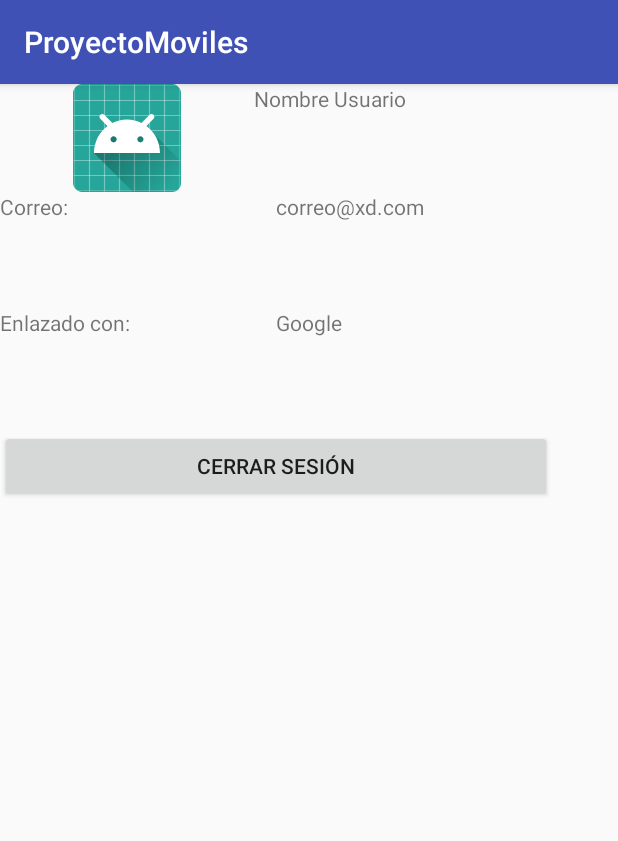
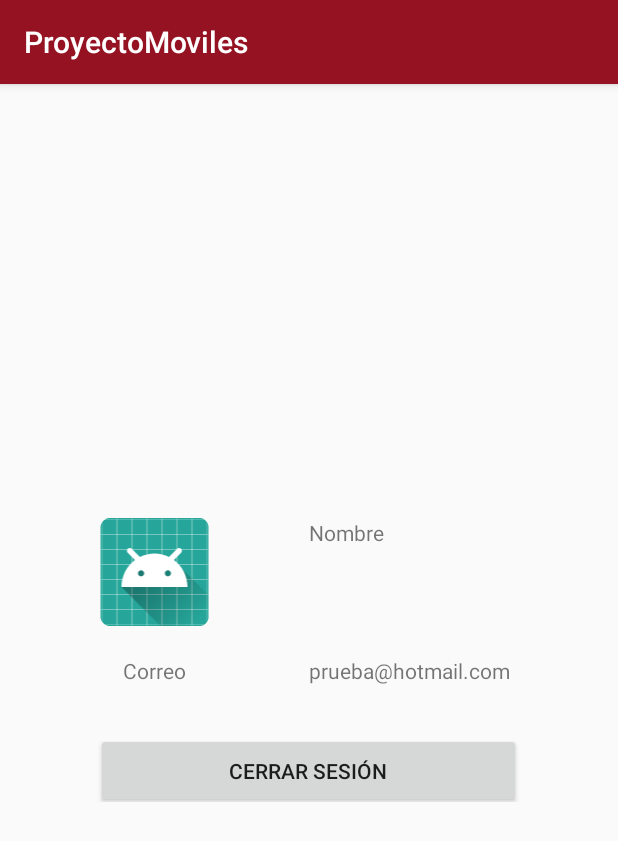
Before and after one commit to HenrybGutierrez/ProyectoMoviles, an Android app: the PerfilActivity screen opened directly, with no data from a screen before it, on a phone screen of 412 x 824 dp. Shown: the top 841 px of the screen. Run offline under Robolectric (Android 15) with nearby library versions, the phone set to English and light mode, and no system bars.

Commit message:
Cambios de hace un mes

```diff
--- a/app/build.gradle
+++ b/app/build.gradle
@@ -27,6 +27,8 @@ dependencies {
     implementation 'com.android.support:design:27.1.1'
     implementation 'com.android.support.constraint:constraint-layout:1.1.0'
     implementation 'com.google.android.gms:play-services-maps:15.0.1'
+    implementation 'com.google.android.gms:play-services-auth:15.0.1'
+    implementation 'com.google.android.gms:play-services-ads:15.0.1'
     testImplementation 'junit:junit:4.12'
     androidTestImplementation 'com.android.support.test:runner:1.0.2'
     androidTestImplementation 'com.android.support.test.espresso:espresso-core:3.0.2'
--- a/app/src/main/java/com/proyecto/univalle/proyectomoviles/PerfilActivity.java
+++ b/app/src/main/java/com/proyecto/univalle/proyectomoviles/PerfilActivity.java
@@ -1,7 +1,9 @@
 package com.proyecto.univalle.proyectomoviles;
 
+import android.content.Intent;
 import android.support.v7.app.AppCompatActivity;
 import android.os.Bundle;
+import android.view.View;
 
 public class PerfilActivity extends AppCompatActivity {
 
@@ -10,4 +12,11 @@ public class PerfilActivity extends AppCompatActivity {
         super.onCreate(savedInstanceState);
         setContentView(R.layout.activity_perfil);
     }
+
+    public void logout(View g){
+
+        Intent intent = new Intent(PerfilActivity.this, SplashActivity.class);
+        intent.addFlags(intent.FLAG_ACTIVITY_CLEAR_TOP | intent.FLAG_ACTIVITY_CLEAR_TASK);
+        startActivity(intent);
+    }
 }
--- a/app/src/main/res/drawable/side_nav_bar.xml
+++ b/app/src/main/res/drawable/side_nav_bar.xml
@@ -2,8 +2,8 @@
     android:shape="rectangle">
     <gradient
         android:angle="135"
-        android:centerColor="#009688"
-        android:endColor="#00695C"
-        android:startColor="#4DB6AC"
+        android:centerColor="@color/colorPrimary"
+        android:endColor="@color/colorPrimaryDark"
+        android:startColor="@color/colorAccent"
         android:type="linear" />
 </shape>
--- a/app/src/main/res/layout/activity_perfil.xml
+++ b/app/src/main/res/layout/activity_perfil.xml
@@ -1,17 +1,23 @@
 <?xml version="1.0" encoding="utf-8"?>
-<android.support.constraint.ConstraintLayout xmlns:android="http://schemas.android.com/apk/res/android"
+<LinearLayout xmlns:android="http://schemas.android.com/apk/res/android"
     xmlns:app="http://schemas.android.com/apk/res-auto"
     xmlns:tools="http://schemas.android.com/tools"
     android:layout_width="match_parent"
     android:layout_height="match_parent"
-    tools:context=".PerfilActivity">
+    tools:context=".PerfilActivity"
+    android:orientation="vertical">
+
+    <ScrollView
+        android:layout_width="match_parent"
+        android:layout_height="match_parent"
+        android:fillViewport="true"
+        android:scrollbars="vertical">
 
         <LinearLayout
-        android:layout_width="368dp"
-        android:layout_height="495dp"
-        android:orientation="vertical"
-        tools:layout_editor_absoluteX="8dp"
-        tools:layout_editor_absoluteY="8dp">
+            android:layout_width="match_parent"
+            android:layout_height="wrap_content"
+            android:gravity="center"
+            android:orientation="vertical">
 
             <LinearLayout
                 android:layout_width="match_parent"
@@ -19,73 +25,69 @@
                 android:orientation="horizontal">
 
                 <ImageView
-                android:id="@+id/img_perfil"
-                android:layout_width="wrap_content"
+                    android:id="@+id/fotoPerfil"
+                    android:layout_width="match_parent"
                     android:layout_height="wrap_content"
                     android:layout_weight="1"
-                app:srcCompat="@mipmap/ic_launcher" />
+                    app:srcCompat="@mipmap/ic_launcher_round" />
 
                 <TextView
-                android:id="@+id/txt_nombre"
-                android:layout_width="wrap_content"
+                    android:id="@+id/lblInfoPersona"
+                    android:layout_width="match_parent"
                     android:layout_height="match_parent"
                     android:layout_weight="1"
-                android:text="Nombre Usuario" />
+                    android:text="Nombre"
+                    android:textAlignment="textStart" />
             </LinearLayout>
+
+            <Space
+                android:layout_width="match_parent"
+                android:layout_height="20dp" />
 
             <LinearLayout
                 android:layout_width="match_parent"
-            android:layout_height="77dp"
+                android:layout_height="wrap_content"
                 android:orientation="horizontal">
 
                 <TextView
-                android:id="@+id/txt_correo1"
+                    android:id="@+id/lblCorreo"
                     android:layout_width="match_parent"
-                android:layout_height="match_parent"
+                    android:layout_height="wrap_content"
                     android:layout_weight="1"
-                android:text="Correo:" />
+                    android:text="Correo"
+                    android:textAlignment="center" />
 
                 <TextView
-                android:id="@+id/txt_correo2"
+                    android:id="@+id/lblInfoCorreo"
                     android:layout_width="match_parent"
-                android:layout_height="match_parent"
+                    android:layout_height="wrap_content"
                     android:layout_weight="1"
-                android:text="correo@xd.com" />
+                    android:text="prueba@hotmail.com" />
             </LinearLayout>
+
+            <Space
+                android:layout_width="match_parent"
+                android:layout_height="20dp" />
 
             <LinearLayout
                 android:layout_width="match_parent"
-            android:layout_height="81dp"
-            android:orientation="horizontal">
-
-            <TextView
-                android:id="@+id/txt_enlazado"
-                android:layout_width="match_parent"
-                android:layout_height="match_parent"
-                android:layout_weight="1"
-                android:text="Enlazado con:" />
-
-            <TextView
-                android:id="@+id/txt_enlace"
-                android:layout_width="match_parent"
-                android:layout_height="match_parent"
-                android:layout_weight="1"
-                android:text="Google" />
-        </LinearLayout>
-
-        <LinearLayout
-            android:layout_width="match_parent"
-            android:layout_height="76dp"
+                android:layout_height="wrap_content"
+                android:gravity="center"
                 android:orientation="horizontal">
 
                 <Button
-                android:id="@+id/btn_cerrarsesion"
-                android:layout_width="269dp"
-                android:layout_height="wrap_content"
-                android:layout_weight="1"
-                android:text="Cerrar Sesión" />
+                    android:id="@+id/btnSalir"
+                    android:layout_width="283dp"
+                    android:layout_height="50dp"
+                    android:layout_gravity="center"
+                    android:layout_marginEnd="8dp"
+                    android:layout_marginStart="8dp"
+                    android:layout_marginTop="8dp"
+                    android:text="CERRAR SESIÓN"
+                    android:onClick="logout"/>
             </LinearLayout>
 
         </LinearLayout>
+    </ScrollView>
 
-</android.support.constraint.ConstraintLayout>
+</LinearLayout>
--- a/app/src/main/res/menu/activity_main_drawer.xml
+++ b/app/src/main/res/menu/activity_main_drawer.xml
@@ -10,7 +10,7 @@
             android:icon="@drawable/ic_menu_inicio"
             android:title="Inicio" />
         <item
-            android:id="@+id/nav_send"
+            android:id="@+id/nav_categorias"
             android:icon="@drawable/ic_menu_categorias"
             android:title="Categorias" />
 
--- a/app/src/main/res/values/colors.xml
+++ b/app/src/main/res/values/colors.xml
@@ -1,6 +1,6 @@
 <?xml version="1.0" encoding="utf-8"?>
 <resources>
-    <color name="colorPrimary">#3F51B5</color>
-    <color name="colorPrimaryDark">#303F9F</color>
-    <color name="colorAccent">#FF4081</color>
+    <color name="colorPrimary">#941221</color>
+    <color name="colorPrimaryDark">#941221</color>
+    <color name="colorAccent">#000000</color>
 </resources>
```
Also changed, not shown: app/src/debug/res/values/google_maps_api.xml (deleted, +0 -24 lines), app/src/main/AndroidManifest.xml (+21 -15 lines), app/src/main/java/com/proyecto/univalle/proyectomoviles/MainActivity.java (+52 -25 lines), app/src/main/java/com/proyecto/univalle/proyectomoviles/MapsActivity.java (deleted, +0 -46 lines), app/src/main/res/layout/activity_maps.xml (deleted, +0 -9 lines), app/src/main/res/layout/app_bar_main.xml (+0 -8 lines), app/src/main/res/layout/content_main.xml (+7 -8 lines), app/src/main/res/layout/nav_header_main.xml (+5 -3 lines), app/src/main/res/menu/main.xml (deleted, +0 -9 lines). Lines whose indentation alone changed are shown as unchanged.
